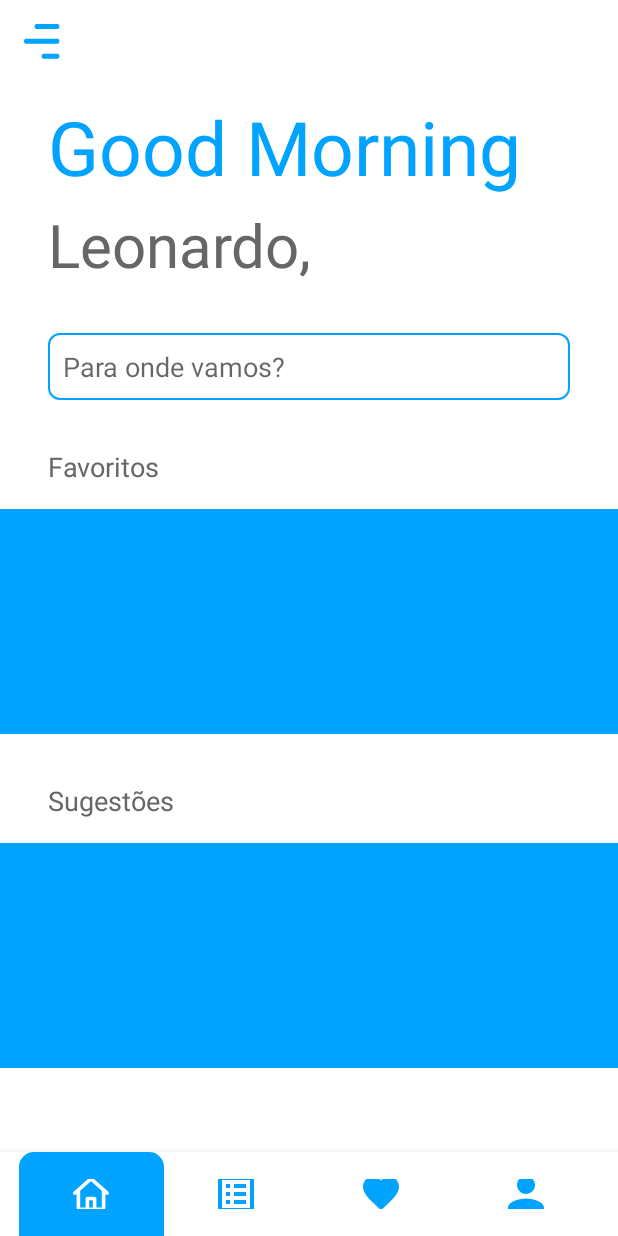
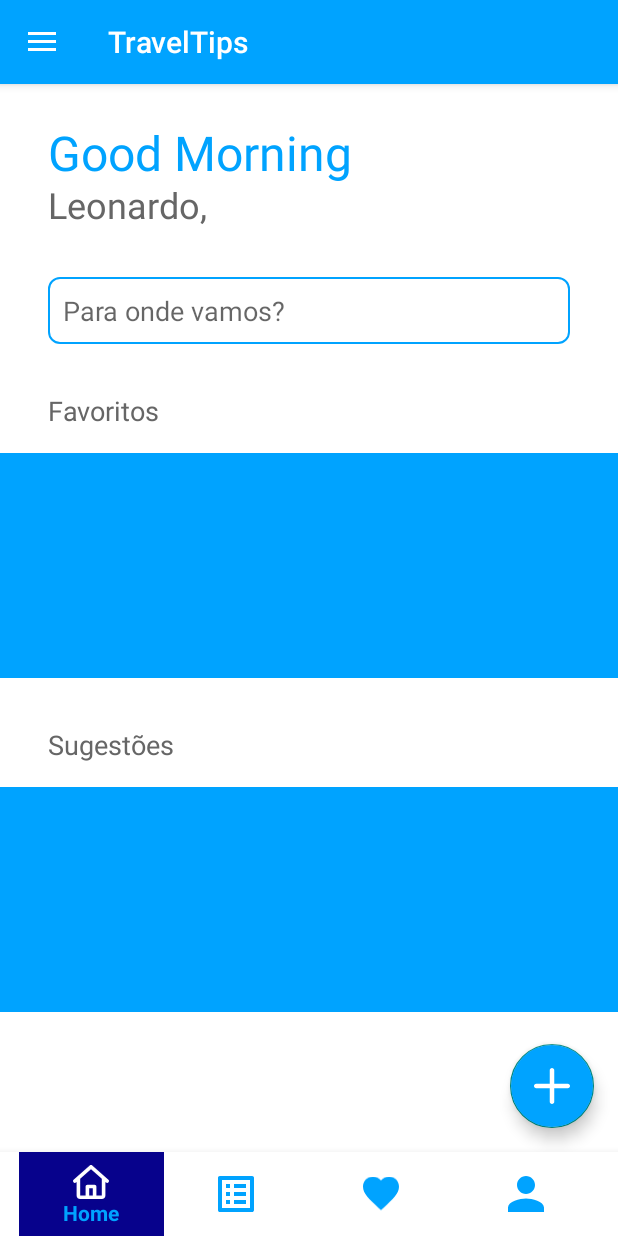
Before and after one commit to fcmaya/Android-Avanade-FIAP, an Android app: the MainActivity screen opened directly, with no data from a screen before it, on a phone screen of 412 x 824 dp. Run offline under Robolectric (Android 15) with nearby library versions, the phone set to English and light mode, and no system bars.

Commit message:
Inclusão do menu lateral, botão de new post e Activity de About

```diff
--- a/app/src/main/AndroidManifest.xml
+++ b/app/src/main/AndroidManifest.xml
@@ -9,6 +9,9 @@
         android:roundIcon="@mipmap/ic_launcher_blue_round"
         android:supportsRtl="true"
         android:theme="@style/Theme.TravelTips">
+        <activity
+            android:name=".AboutActivity"
+            android:exported="false" />
         <activity
             android:name=".ProfileActivity"
             android:exported="false" />
@@ -29,7 +32,7 @@
             android:exported="false" />
         <activity
             android:name=".LoginActivity"
-            android:exported="false"></activity>
+            android:exported="false" />
     </application>
 
 </manifest>
--- /dev/null
+++ b/app/src/main/java/br/com/equipequatro/traveltips/AboutActivity.kt
@@ -0,0 +1,11 @@
+package br.com.equipequatro.traveltips
+
+import androidx.appcompat.app.AppCompatActivity
+import android.os.Bundle
+
+class AboutActivity : AppCompatActivity() {
+    override fun onCreate(savedInstanceState: Bundle?) {
+        super.onCreate(savedInstanceState)
+        setContentView(R.layout.activity_about)
+    }
+}
--- a/app/src/main/java/br/com/equipequatro/traveltips/MainActivity.kt
+++ b/app/src/main/java/br/com/equipequatro/traveltips/MainActivity.kt
@@ -1,17 +1,17 @@
 package br.com.equipequatro.traveltips
 
 import android.os.Bundle
-import android.widget.ScrollView
+import androidx.appcompat.app.ActionBarDrawerToggle
+import androidx.appcompat.widget.Toolbar
 import com.google.android.material.bottomnavigation.BottomNavigationView
 import androidx.appcompat.app.AppCompatActivity
-import androidx.navigation.findNavController
-import androidx.navigation.ui.AppBarConfiguration
-import androidx.navigation.ui.setupActionBarWithNavController
-import androidx.navigation.ui.setupWithNavController
+import androidx.core.view.GravityCompat
+import androidx.drawerlayout.widget.DrawerLayout
 import br.com.equipequatro.traveltips.databinding.ActivityMainBinding
 import br.com.equipequatro.traveltips.ui.favorites.FavoritesFragment
 import br.com.equipequatro.traveltips.ui.feeds.FeedsFragment
 import br.com.equipequatro.traveltips.ui.home.HomeFragment
+import com.google.android.material.navigation.NavigationView
 
 class MainActivity : AppCompatActivity() {
 
@@ -22,6 +22,21 @@ class MainActivity : AppCompatActivity() {
 
         binding = ActivityMainBinding.inflate(layoutInflater)
         setContentView(binding.root)
+
+
+        val drawerLayout: DrawerLayout = binding.drawerLayout
+        val navViewDrawer: NavigationView = binding.navViewDrawer
+        val toolbar: Toolbar = binding.toolbar
+
+        setSupportActionBar( toolbar!! )
+
+        var toogle = ActionBarDrawerToggle(this, drawerLayout, toolbar, 0, 0)//
+        drawerLayout.addDrawerListener(toogle)
+        toogle.syncState()
+
+        supportActionBar?.setDisplayHomeAsUpEnabled(false)
+        supportActionBar?.setHomeButtonEnabled(true)
+
 
         val navView: BottomNavigationView = binding.navView
 //        val scrollViewFragment: ScrollView = binding.scrollViewFragment
@@ -54,4 +69,12 @@ class MainActivity : AppCompatActivity() {
             .replace(R.id.frameLayoutFragment, HomeFragment())
             .commit()
     }
+
+    override fun onBackPressed() {
+        if (binding.drawerLayout.isDrawerOpen(GravityCompat.START)) {
+            binding.drawerLayout.closeDrawer(GravityCompat.START);
+        } else {
+            super.onBackPressed();
+        }
+    }
 }
--- a/app/src/main/res/drawable/button_nav_bar_selected.xml
+++ b/app/src/main/res/drawable/button_nav_bar_selected.xml
@@ -1,6 +1,6 @@
 <?xml version="1.0" encoding="utf-8"?>
 <shape xmlns:android="http://schemas.android.com/apk/res/android" android:shape="rectangle">
-    <corners android:topRightRadius="10dp" android:topLeftRadius="10dp" />
-    <solid android:color="@color/purple_200" />
-    <padding android:top="10dp" android:bottom="10dp" />
+    <corners android:topRightRadius="0dp" android:topLeftRadius="0dp" />
+    <solid android:color="@color/teal_200" />
+    <padding android:top="0dp" android:bottom="0dp" />
 </shape>
--- /dev/null
+++ b/app/src/main/res/layout/activity_about.xml
@@ -0,0 +1,9 @@
+<?xml version="1.0" encoding="utf-8"?>
+<androidx.constraintlayout.widget.ConstraintLayout xmlns:android="http://schemas.android.com/apk/res/android"
+    xmlns:app="http://schemas.android.com/apk/res-auto"
+    xmlns:tools="http://schemas.android.com/tools"
+    android:layout_width="match_parent"
+    android:layout_height="match_parent"
+    tools:context=".AboutActivity">
+
+</androidx.constraintlayout.widget.ConstraintLayout>
--- a/app/src/main/res/layout/activity_main.xml
+++ b/app/src/main/res/layout/activity_main.xml
@@ -1,11 +1,45 @@
 <?xml version="1.0" encoding="utf-8"?>
-<androidx.constraintlayout.widget.ConstraintLayout
+<androidx.drawerlayout.widget.DrawerLayout
     xmlns:android="http://schemas.android.com/apk/res/android"
     xmlns:app="http://schemas.android.com/apk/res-auto"
     xmlns:tools="http://schemas.android.com/tools"
+    android:layout_height="match_parent"
+    android:id="@+id/drawer_layout"
     android:layout_width="match_parent"
+    tools:context=".MainActivity"
+    android:fitsSystemWindows="true"
+    tools:openDrawer="start">
+
+    <com.google.android.material.navigation.NavigationView
+        android:layout_width="wrap_content"
         android:layout_height="match_parent"
-    tools:context=".MainActivity">
+        android:id="@+id/nav_view_drawer"
+        app:headerLayout="@layout/header_menu_layout"
+        app:menu="@menu/menu_drawer"
+        android:layout_gravity="start"
+        />
+
+    <androidx.constraintlayout.widget.ConstraintLayout
+        android:layout_width="match_parent"
+        android:layout_height="match_parent">
+
+        <com.google.android.material.appbar.AppBarLayout
+            android:id="@+id/appBarLayout"
+            android:layout_width="match_parent"
+            android:layout_height="wrap_content"
+            android:theme="@style/Theme.TravelTips.AppBarOverlay"
+            app:layout_constraintEnd_toEndOf="parent"
+            app:layout_constraintStart_toStartOf="parent"
+            app:layout_constraintTop_toTopOf="parent">
+
+            <androidx.appcompat.widget.Toolbar
+                android:id="@+id/toolbar"
+                android:layout_width="match_parent"
+                android:layout_height="?attr/actionBarSize"
+                android:background="?attr/colorPrimary"
+                app:popupTheme="@style/Theme.TravelTips.PopupOverlay" />
+
+        </com.google.android.material.appbar.AppBarLayout>
 
         <FrameLayout
             android:id="@+id/frameLayoutFragment"
@@ -16,7 +50,7 @@
             app:layout_constraintBottom_toTopOf="@id/nav_view"
             app:layout_constraintEnd_toEndOf="parent"
             app:layout_constraintStart_toStartOf="parent"
-        app:layout_constraintTop_toTopOf="parent">
+            app:layout_constraintTop_toBottomOf="@+id/appBarLayout">
 
         </FrameLayout>
 
@@ -35,6 +69,18 @@
             app:menu="@menu/bottom_nav_menu" />
 
 
-
+        <com.google.android.material.floatingactionbutton.FloatingActionButton
+            android:id="@+id/btnNewPost"
+            android:layout_width="wrap_content"
+            android:layout_height="wrap_content"
+            android:layout_marginEnd="16dp"
+            android:layout_marginBottom="16dp"
+            android:backgroundTint="@color/purple_200"
+            android:src="@drawable/ic_add"
+            android:tint="@android:color/white"
+            app:layout_constraintBottom_toBottomOf="@+id/frameLayoutFragment"
+            app:layout_constraintEnd_toEndOf="parent" />
 
     </androidx.constraintlayout.widget.ConstraintLayout>
+
+</androidx.drawerlayout.widget.DrawerLayout>
--- a/app/src/main/res/layout/fragment_home.xml
+++ b/app/src/main/res/layout/fragment_home.xml
@@ -23,16 +23,6 @@
             app:layout_constraintTop_toTopOf="parent"
             app:layout_constraintBottom_toBottomOf="parent">
 
-            <Button
-                android:id="@+id/button"
-                android:layout_width="24dp"
-                android:layout_height="24dp"
-                android:layout_marginStart="16dp"
-                android:layout_marginTop="16dp"
-                android:background="@drawable/ic_menu"
-                app:layout_constraintStart_toStartOf="parent"
-                app:layout_constraintTop_toTopOf="parent"/>
-
             <TextView
                 android:id="@+id/textView"
                 android:layout_width="wrap_content"
@@ -41,19 +31,19 @@
                 android:layout_marginTop="24dp"
                 android:text="Good Morning"
                 android:textColor="@color/purple_200"
-                android:textSize="50sp"
+                android:textSize="32sp"
                 app:layout_constraintStart_toStartOf="parent"
-                app:layout_constraintTop_toBottomOf="@+id/button" />
+                app:layout_constraintTop_toTopOf="parent" />
 
             <TextView
                 android:id="@+id/txt2"
                 android:layout_width="wrap_content"
                 android:layout_height="wrap_content"
                 android:layout_marginStart="32dp"
-                android:layout_marginTop="72dp"
+                android:layout_marginTop="40dp"
                 android:text="Leonardo,"
                 android:textColor="#666"
-                android:textSize="40sp"
+                android:textSize="24sp"
                 app:layout_constraintStart_toStartOf="parent"
                 app:layout_constraintTop_toTopOf="@id/textView" />
 
--- /dev/null
+++ b/app/src/main/res/layout/header_menu_layout.xml
@@ -0,0 +1,27 @@
+<?xml version="1.0" encoding="utf-8"?>
+<LinearLayout
+    xmlns:android="http://schemas.android.com/apk/res/android"
+    android:layout_width="match_parent"
+    android:layout_height="200dp"
+    android:orientation="vertical"
+    android:background="@drawable/bgmain"
+    android:gravity="bottom"
+    android:padding="20dp">
+
+    <ImageView
+        android:layout_width="75dp"
+        android:layout_height="75dp"
+        android:src="@mipmap/ic_launcher" />
+
+    <TextView
+        android:layout_width="match_parent"
+        android:layout_height="wrap_content"
+        android:text="Leonardo Ott"
+        android:textSize="24sp" />
+
+    <TextView
+        android:layout_width="match_parent"
+        android:layout_height="wrap_content"
+        android:text="l.ott.da.costa@avanade.com" />
+
+</LinearLayout>
--- a/app/src/main/res/menu/bottom_nav_menu.xml
+++ b/app/src/main/res/menu/bottom_nav_menu.xml
@@ -4,22 +4,22 @@
     <item
         android:id="@+id/navigation_home"
         android:icon="@drawable/ic_home"
-        android:title="@null" />
+        android:title="Home" />
 
     <item
         android:id="@+id/navigation_feeds"
         android:icon="@drawable/ic_feeds"
-        android:title="@null" />
+        android:title="Feeds" />
 
     <item
         android:id="@+id/navigation_favorites"
         android:icon="@drawable/ic_favorite"
-        android:title="@null" />
+        android:title="Favoritos" />
 
     <item
         android:id="@+id/navigation_profile"
         android:icon="@drawable/ic_profile"
-        android:title="@null" />
+        android:title="Perfil" />
         />
 
 </menu>
--- /dev/null
+++ b/app/src/main/res/menu/menu_drawer.xml
@@ -0,0 +1,34 @@
+<?xml version="1.0" encoding="utf-8"?>
+<menu xmlns:android="http://schemas.android.com/apk/res/android">
+
+    <group>
+        <item android:id="@+id/nav_item_one"
+            android:icon="@android:drawable/ic_menu_add"
+            android:title="Item 1" />
+        <item android:id="@+id/nav_item_two"
+            android:icon="@android:drawable/ic_menu_agenda"
+            android:title="Item 2" />
+        <item android:id="@+id/nav_item_three"
+            android:icon="@android:drawable/ic_menu_call"
+            android:title="Item 3" />
+    </group>
+
+    <group android:id="@+id/group_menu">
+        <item android:id="@+id/nav_item_four"
+            android:title="Item 4" />
+        <item android:id="@+id/nav_item_five"
+            android:title="Item 5" />
+    </group>
+
+    <item android:title="Title 1">
+        <menu>
+            <item android:id="@+id/nav_item_six"
+                android:icon="@android:drawable/ic_menu_camera"
+                android:title="Item 6" />
+            <item android:id="@+id/nav_item_seven"
+                android:icon="@android:drawable/ic_menu_compass"
+                android:title="Item 7" />
+        </menu>
+    </item>
+
+</menu>
--- a/app/src/main/res/values/themes.xml
+++ b/app/src/main/res/values/themes.xml
@@ -30,4 +30,8 @@
         <item name="fullscreenBackgroundColor">@color/white</item>
         <item name="fullscreenTextColor">@color/black</item>
     </style>
+
+    <style name="Theme.TravelTips.AppBarOverlay" parent="ThemeOverlay.AppCompat.Dark.ActionBar" />
+
+    <style name="Theme.TravelTips.PopupOverlay" parent="ThemeOverlay.AppCompat.Light" />
 </resources>
```
Lines whose indentation alone changed are shown as unchanged.
